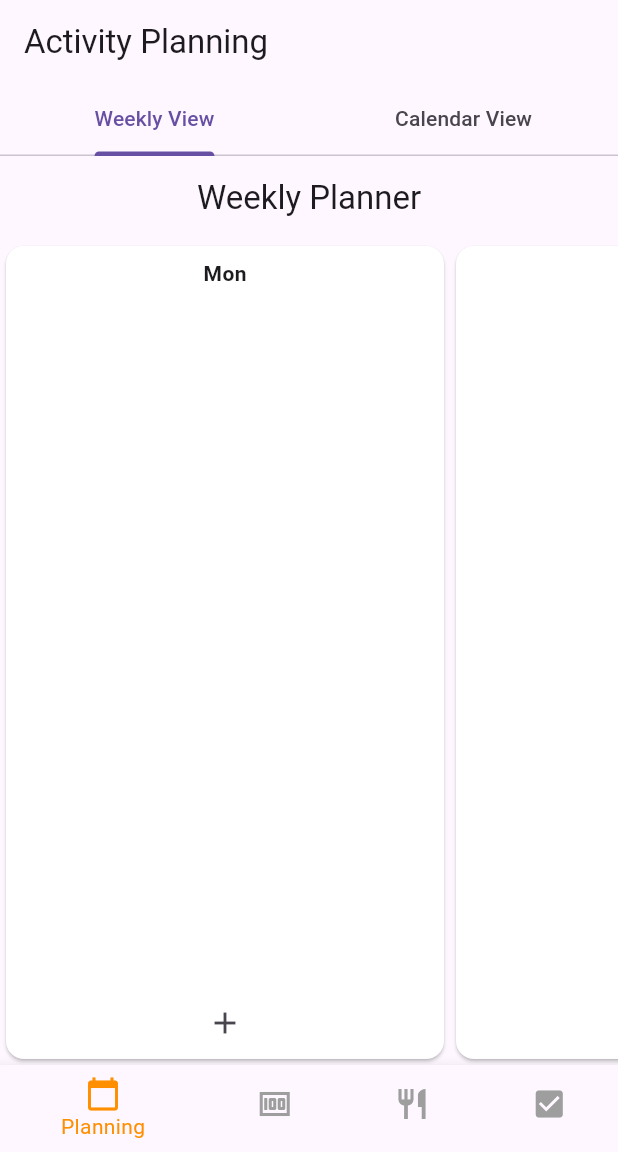
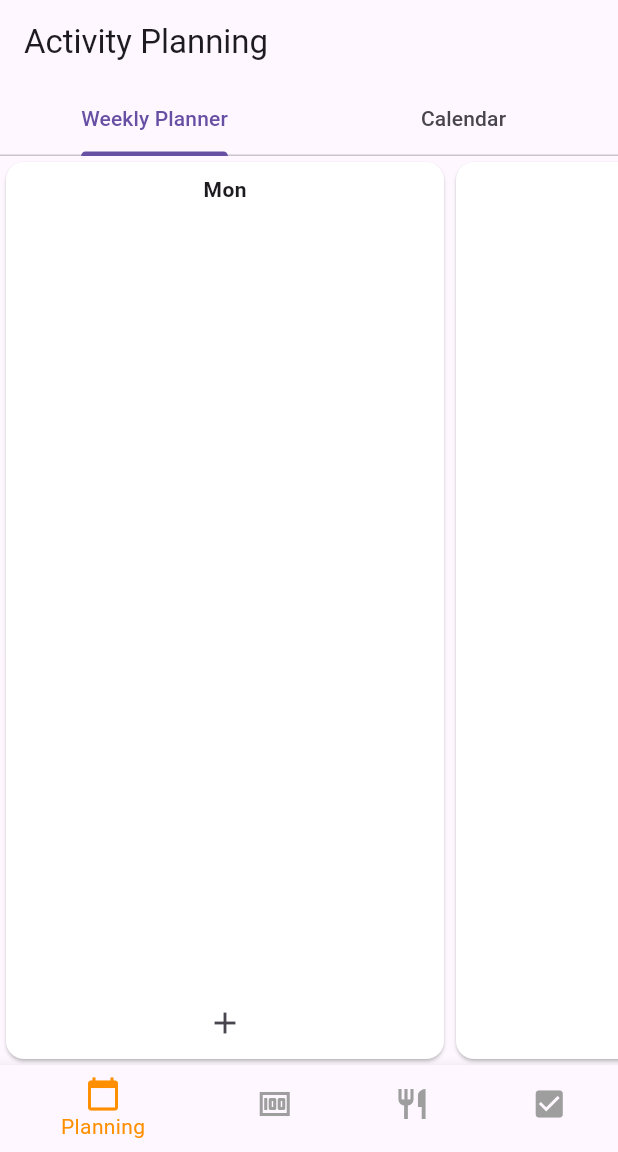
Before and after one commit to danielmocanu38/BetterSelf, a Flutter app: the screen it shows once a user with an empty profile is signed in, on a phone screen of 412 x 824 dp, the part 84-1236 px from its top. Run offline on Flutter 3.47's test engine with Material 3 defaults, Android fonts, the light colour scheme and no system bars; our stand-ins replace cloud_firestore, firebase_auth, firebase_core, fl_chart, table_calendar; accounts and stored records are empty.

Commit message:
Slight changes to UI
Slight changes to UI

```diff
--- a/betterself/lib/views/activity_planning_screen.dart
+++ b/betterself/lib/views/activity_planning_screen.dart
@@ -51,8 +51,8 @@ class ActivityPlanningScreenState extends State<ActivityPlanningScreen> {
           title: const Text('Activity Planning'),
           bottom: TabBar(
             tabs: const [
-              Tab(text: 'Weekly View'),
-              Tab(text: 'Calendar View'),
+              Tab(text: 'Weekly Planner'),
+              Tab(text: 'Calendar'),
             ],
             onTap: _onViewChanged,
           ),
--- a/betterself/lib/views/diet_planning_screen.dart
+++ b/betterself/lib/views/diet_planning_screen.dart
@@ -35,7 +35,7 @@ class DietPlanningScreen extends StatelessWidget {
                 return ListView(
                   children: [
                     Container(
-                      color: Colors.grey[200],
+                      color: const Color.fromARGB(255, 238, 238, 238),
                       child: ExpansionTile(
                         initiallyExpanded: true,
                         title: Padding(
--- a/betterself/lib/views/weekly_view_screen.dart
+++ b/betterself/lib/views/weekly_view_screen.dart
@@ -170,10 +170,6 @@ class WeeklyViewScreenState extends State<WeeklyViewScreen> {
   Widget build(BuildContext context) {
     final viewModel = Provider.of<ActivityViewModel>(context);
     return Scaffold(
-      appBar: AppBar(
-        centerTitle: true,
-        title: const Text('Weekly Planner'),
-      ),
       body: SingleChildScrollView(
         scrollDirection: Axis.horizontal,
         child: Row(
```
Also changed, not shown: betterself/lib/views/money_planning_screen.dart (+0 -8 lines).
